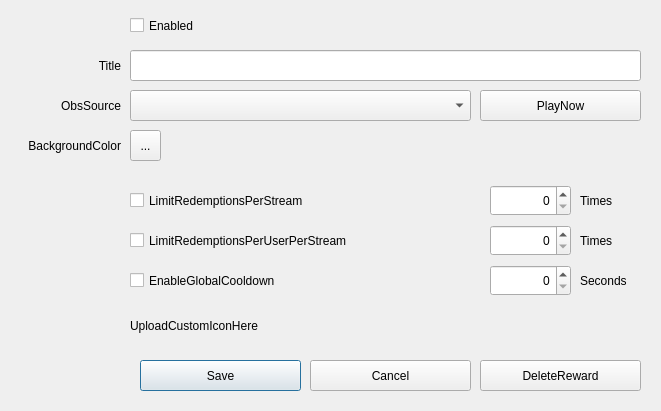
Above: src/EditRewardDialog.ui from gottagofaster236/RewardsTheater before the change. Below: the same form after it.
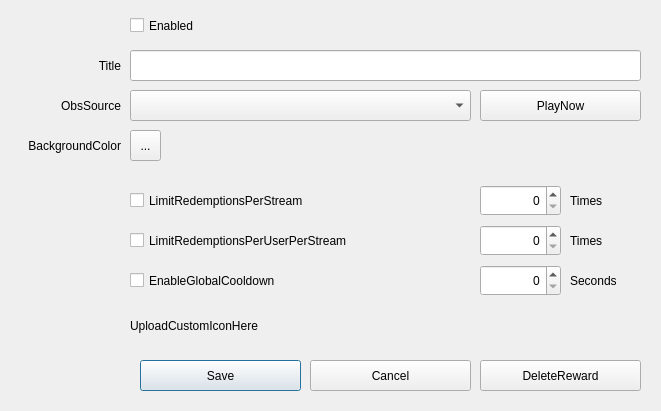
That is the form after the change.

Diff of the .ui file:
```diff
--- a/src/EditRewardDialog.ui
+++ b/src/EditRewardDialog.ui
@@ -164,7 +164,7 @@
     <rect>
      <x>130</x>
      <y>185</y>
-     <width>351</width>
+     <width>341</width>
      <height>31</height>
     </rect>
    </property>
@@ -175,7 +175,7 @@
   <widget class="QSpinBox" name="limitRedemptionsPerStreamSpinBox">
    <property name="geometry">
     <rect>
-     <x>490</x>
+     <x>480</x>
      <y>185</y>
      <width>81</width>
      <height>31</height>
@@ -193,7 +193,7 @@
     <rect>
      <x>130</x>
      <y>225</y>
-     <width>351</width>
+     <width>341</width>
      <height>31</height>
     </rect>
    </property>
@@ -204,7 +204,7 @@
   <widget class="QSpinBox" name="limitRedemptionsPerUserPerStreamSpinBox">
    <property name="geometry">
     <rect>
-     <x>490</x>
+     <x>480</x>
      <y>225</y>
      <width>81</width>
      <height>31</height>
@@ -222,7 +222,7 @@
     <rect>
      <x>130</x>
      <y>260</y>
-     <width>351</width>
+     <width>341</width>
      <height>41</height>
     </rect>
    </property>
@@ -233,7 +233,7 @@
   <widget class="QSpinBox" name="enableGlobalCooldownSpinBox">
    <property name="geometry">
     <rect>
-     <x>490</x>
+     <x>480</x>
      <y>265</y>
      <width>81</width>
      <height>31</height>
@@ -252,7 +252,7 @@
   <widget class="QLabel" name="label">
    <property name="geometry">
     <rect>
-     <x>580</x>
+     <x>570</x>
      <y>270</y>
      <width>71</width>
      <height>21</height>
@@ -278,7 +278,7 @@
   <widget class="QLabel" name="timesLabel_2">
    <property name="geometry">
     <rect>
-     <x>580</x>
+     <x>570</x>
      <y>230</y>
      <width>71</width>
      <height>21</height>
@@ -291,7 +291,7 @@
   <widget class="QLabel" name="timesLabel">
    <property name="geometry">
     <rect>
-     <x>580</x>
+     <x>570</x>
      <y>190</y>
      <width>71</width>
      <height>21</height>
```
